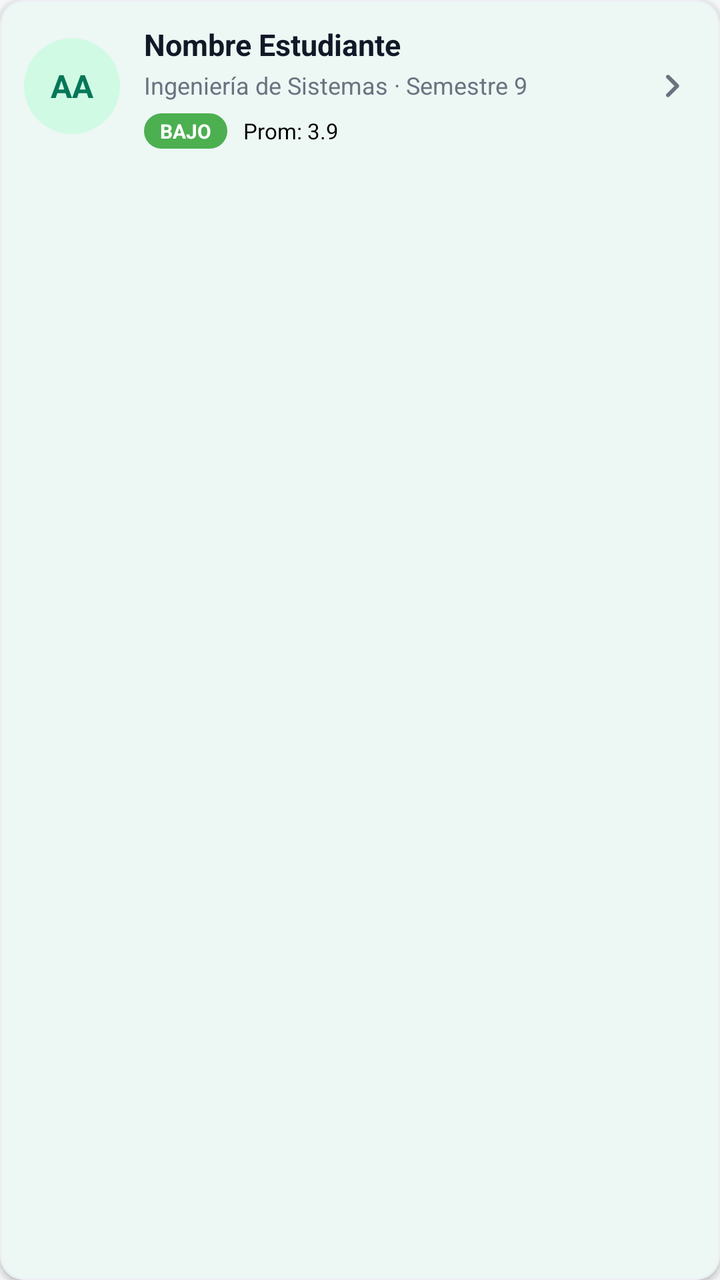
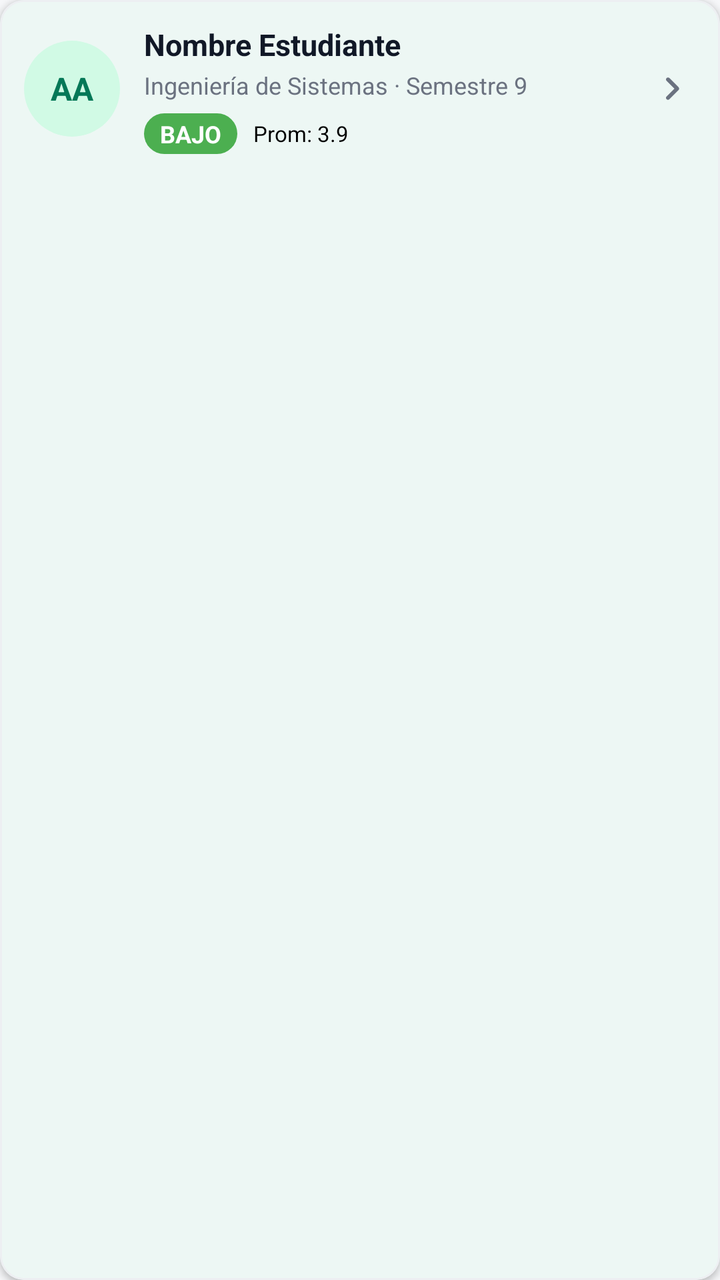

Screens rendered from an Android XML layout before and after an edit, with the pre-edit source and the edit as a unified diff.
<!-- AndroidManifest.xml: application theme Theme.BienestarUPC -->
<!-- res/layout/item_student_card.xml -->
<?xml version="1.0" encoding="utf-8"?>
<com.google.android.material.card.MaterialCardView
    xmlns:android="http://schemas.android.com/apk/res/android"
    xmlns:app="http://schemas.android.com/apk/res-auto"
    android:layout_width="match_parent"
    android:layout_height="wrap_content"
    android:layout_marginHorizontal="12dp"
    android:layout_marginVertical="6dp"
    app:cardBackgroundColor="@color/white_card"
    app:cardCornerRadius="12dp"
    app:cardElevation="2dp">

    <LinearLayout
        android:layout_width="match_parent"
        android:layout_height="wrap_content"
        android:orientation="horizontal"
        android:padding="12dp"
        android:gravity="center_vertical">

        
        <FrameLayout
            android:layout_width="wrap_content"
            android:layout_height="wrap_content">

            <TextView
                android:id="@+id/txt_iniciales"
                android:layout_width="48dp"
                android:layout_height="48dp"
                android:background="@drawable/badge_circle_green_light"
                android:gravity="center"
                android:text="AA"
                android:textColor="@color/green_primary_dark"
                android:textSize="16sp"
                android:textStyle="bold" />

            
            <View
                android:id="@+id/dot_reporte"
                android:layout_width="12dp"
                android:layout_height="12dp"
                android:layout_gravity="top|end"
                android:background="@drawable/badge_circle_red"
                android:visibility="gone" />
        </FrameLayout>

        
        <LinearLayout
            android:layout_width="0dp"
            android:layout_height="wrap_content"
            android:layout_weight="1"
            android:layout_marginStart="12dp"
            android:orientation="vertical">

            <TextView
                android:id="@+id/txt_nombre"
                android:layout_width="match_parent"
                android:layout_height="wrap_content"
                android:text="Nombre Estudiante"
                android:textColor="@color/text_primary"
                android:textSize="15sp"
                android:textStyle="bold"
                android:maxLines="1"
                android:ellipsize="end" />

            <TextView
                android:id="@+id/txt_programa"
                android:layout_width="match_parent"
                android:layout_height="wrap_content"
                android:layout_marginTop="2dp"
                android:text="Ingeniería de Sistemas · Semestre 9"
                android:textColor="@color/text_secondary"
                android:textSize="12sp"
                android:maxLines="1"
                android:ellipsize="end" />

            
            <LinearLayout
                android:layout_width="wrap_content"
                android:layout_height="wrap_content"
                android:layout_marginTop="6dp"
                android:orientation="horizontal"
                android:gravity="center_vertical">

                <TextView
                    android:id="@+id/txt_riesgo"
                    android:layout_width="wrap_content"
                    android:layout_height="wrap_content"
                    android:background="@drawable/badge_risk_low"
                    android:paddingHorizontal="8dp"
                    android:paddingVertical="2dp"
                    android:text="BAJO"
                    android:textColor="@color/white_card"
                    android:textSize="10sp"
                    android:textStyle="bold" />

                <TextView
                    android:id="@+id/txt_promedio"
                    android:layout_width="wrap_content"
                    android:layout_height="wrap_content"
                    android:layout_marginStart="8dp"
                    android:text="Prom: 3.9"
                    android:textColor="@color/black"
                    android:textSize="11sp" />
            </LinearLayout>

        </LinearLayout>

        
        <ImageView
            android:layout_width="24dp"
            android:layout_height="24dp"
            android:src="@drawable/ic_chevron_right"
            app:tint="@color/text_secondary"
            android:contentDescription="Ver detalle" />

    </LinearLayout>
</com.google.android.material.card.MaterialCardView>
<!-- resources referenced by this layout -->
<resources>
  <color name="black">#000000</color>
  <color name="green_primary_dark">#047857</color>
  <color name="text_primary">#111827</color>
  <color name="text_secondary">#6B7280</color>
  <color name="white_card">#FFFFFF</color>
  <!-- drawable badge_circle_green_light (drawable) -->
  <?xml version="1.0" encoding="utf-8"?>
  <shape xmlns:android="http://schemas.android.com/apk/res/android"
      android:shape="oval">
      <solid android:color="@color/success_bg" />
  </shape>
  <!-- drawable badge_circle_red (drawable) -->
  <?xml version="1.0" encoding="utf-8"?>
  <shape xmlns:android="http://schemas.android.com/apk/res/android"
      android:shape="oval">
      <solid android:color="@color/risk_high_bg" />
  </shape>
  <!-- drawable badge_risk_low (drawable) -->
  <?xml version="1.0" encoding="utf-8"?>
  <shape xmlns:android="http://schemas.android.com/apk/res/android"
      android:shape="rectangle">
      <solid android:color="@color/risk_low_bg" />
      <corners android:radius="20dp" />
  </shape>
  <color name="success_bg">#D1FAE5</color>
  <color name="risk_high_bg">#F44336</color>
  <color name="risk_low_bg">#4CAF50</color>
  <color name="green_primary">#059669</color>
  <color name="green_container">#D1FAE5</color>
  <color name="on_primary_container">#053B2A</color>
  <color name="teal_primary">#0D9488</color>
  <color name="teal_light">#CCFBF1</color>
  <color name="background_gray">#F6F7F9</color>
  <color name="surface_container_low">#F8FAFC</color>
  <color name="surface_container">#EFF2F5</color>
  <color name="surface_container_high">#E7EAEE</color>
  <color name="surface_container_highest">#DEE2E8</color>
  <color name="surface_outline">#C9CFD8</color>
  <color name="surface_outline_variant">#E4E7EC</color>
  <color name="error_text">#DC2626</color>
  <style name="Widget.BienestarUPC.Card" parent="Widget.Material3.CardView.Elevated">
          <item name="cardCornerRadius">20dp</item>
          <item name="cardElevation">1dp</item>
          <item name="cardBackgroundColor">@color/white_card</item>
          <item name="strokeColor">@color/stroke_color</item>
          <item name="strokeWidth">1dp</item>
          <item name="rippleColor">@color/green_light</item>
      </style>
  <style name="Widget.BienestarUPC.Chip" parent="Widget.Material3.Chip.Filter">
          <item name="chipCornerRadius">20dp</item>
          <item name="chipMinHeight">36dp</item>
          <item name="chipBackgroundColor">@color/chip_bg</item>
          <item name="android:textColor">@color/chip_text</item>
          <item name="chipStrokeWidth">1dp</item>
          <item name="chipStrokeColor">@color/stroke_color</item>
      </style>
  <style name="ThemeOverlay.BienestarUPC.MaterialAlertDialog" parent="ThemeOverlay.Material3.MaterialAlertDialog">
          <item name="shapeAppearanceOverlay">@style/ShapeAppearance.BienestarUPC.Dialog</item>
          <item name="colorSecondary">@color/green_primary</item>
      </style>
  <style name="Widget.BienestarUPC.Snackbar" parent="Widget.Material3.Snackbar">
          <item name="backgroundTint">@color/text_primary</item>
          <item name="android:textColor">@color/white_card</item>
          <item name="shapeAppearanceOverlay">@style/ShapeAppearance.BienestarUPC.Snackbar</item>
      </style>
  <color name="gray_medium">#9CA3AF</color>
  <color name="stroke_color">#EDEFF2</color>
  <color name="green_light">#D1FAE5</color>
  <color name="nav_background">#FFFFFF</color>
  <color name="chip_bg">#F3F4F6</color>
  <color name="chip_text">#111827</color>
  <style name="ShapeAppearance.BienestarUPC.Dialog" parent="ShapeAppearance.Material3.LargeComponent">
          <item name="cornerSize">24dp</item>
      </style>
  <style name="ShapeAppearance.BienestarUPC.Snackbar" parent="ShapeAppearance.Material3.MediumComponent">
          <item name="cornerFamily">rounded</item>
          <item name="cornerSize">14dp</item>
      </style>
  <!-- unchanged entries left out for length: 5 -->
</resources>

<!-- the commit's change to res/layout/item_student_card.xml (unified diff, before → after) -->
@@ -90,7 +90,7 @@
                     android:paddingVertical="2dp"
                     android:text="BAJO"
                     android:textColor="@color/white_card"
-                    android:textSize="10sp"
+                    android:textSize="12sp"
                     android:textStyle="bold" />
 
                 <TextView
